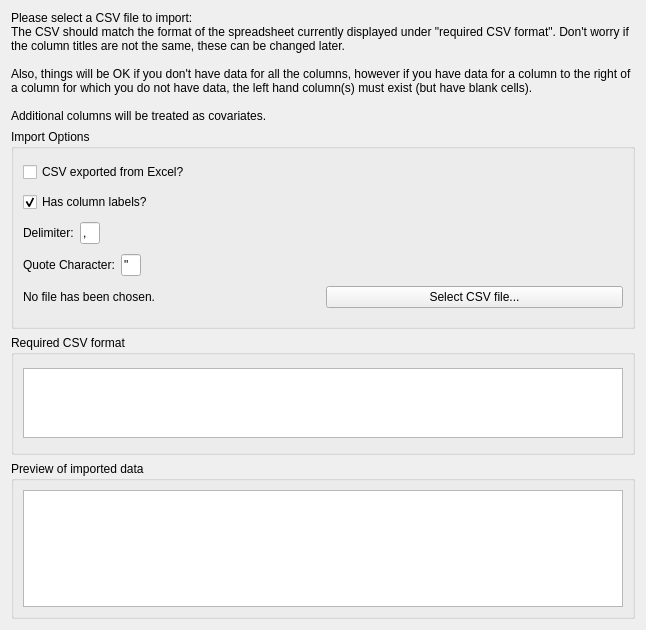
Before: the Qt Designer form src/forms/csv_import_page.ui in AliSalman-et-al/openmeta-analyst-community, drawn with Qt 5.
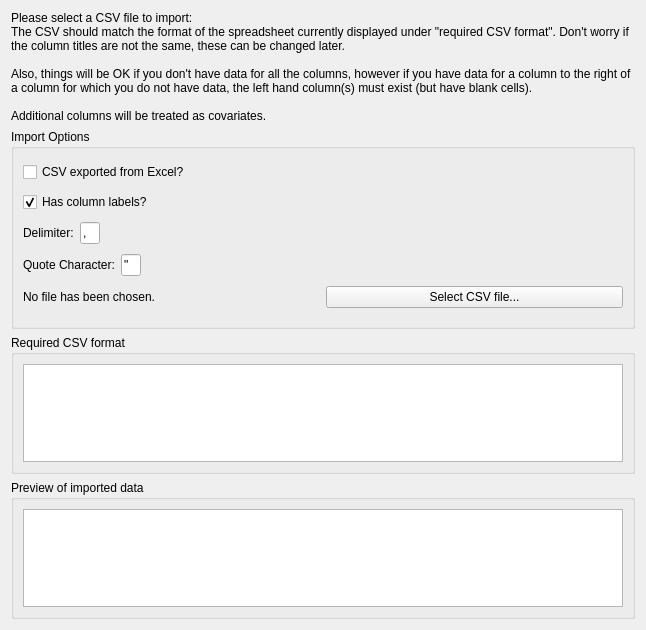
After: the same form once the commit is applied. Icons and pictures are not drawn.

Diff of the .ui file:
```diff
--- a/src/forms/csv_import_page.ui
+++ b/src/forms/csv_import_page.ui
@@ -216,7 +216,7 @@
         <property name="maximumSize">
          <size>
           <width>16777215</width>
-          <height>70</height>
+          <height>16777215</height>
          </size>
         </property>
         <property name="font">
```
